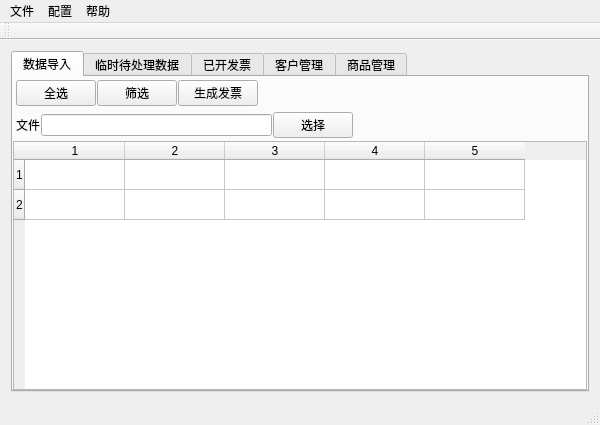
Qt form src/invoice/gui/mainwindow.ui (lcw2004/fapiao) before a commit.
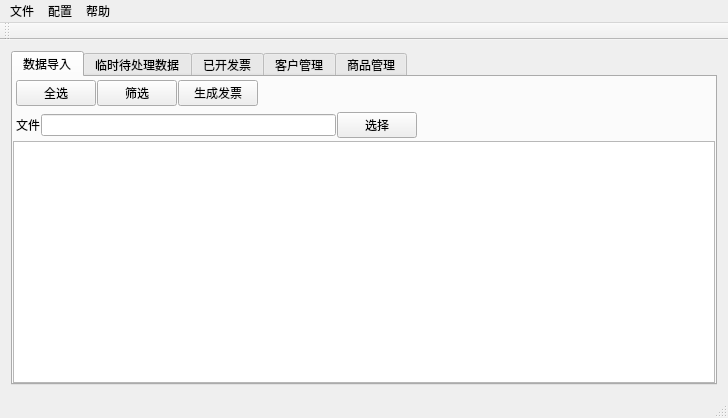
The same form after that commit. Icons and pictures are not drawn.

Commit message: 未选择文件的时候不允许导入

Diff of the .ui file:
```diff
--- a/src/invoice/gui/mainwindow.ui
+++ b/src/invoice/gui/mainwindow.ui
@@ -6,8 +6,8 @@
    <rect>
     <x>0</x>
     <y>0</y>
-    <width>600</width>
-    <height>425</height>
+    <width>728</width>
+    <height>418</height>
    </rect>
   </property>
   <property name="windowTitle">
@@ -166,34 +166,11 @@
         <item>
          <widget class="QTableWidget" name="excelTableWidget">
           <property name="rowCount">
-           <number>2</number>
+           <number>0</number>
           </property>
           <property name="columnCount">
-           <number>5</number>
+           <number>0</number>
           </property>
-          <row/>
-          <row/>
-          <column>
-           <property name="text">
-            <string>1</string>
-           </property>
-          </column>
-          <column>
-           <property name="text">
-            <string>2</string>
-           </property>
-          </column>
-          <column>
-           <property name="text">
-            <string>3</string>
-           </property>
-          </column>
-          <column>
-           <property name="text">
-            <string>4</string>
-           </property>
-          </column>
-          <column/>
          </widget>
         </item>
        </layout>
@@ -260,7 +237,7 @@
     <rect>
      <x>0</x>
      <y>0</y>
-     <width>600</width>
+     <width>728</width>
      <height>23</height>
     </rect>
    </property>
```
The commit also changes 2 other files.
